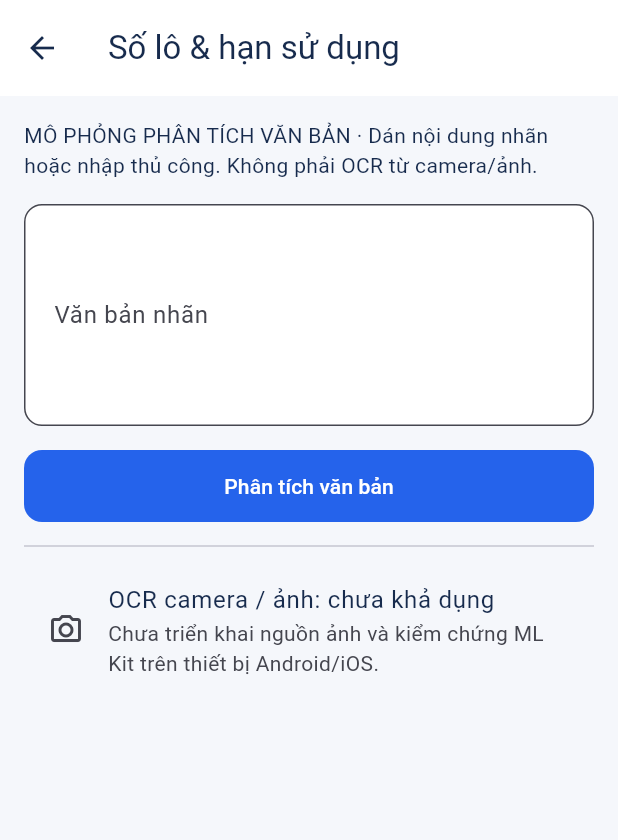
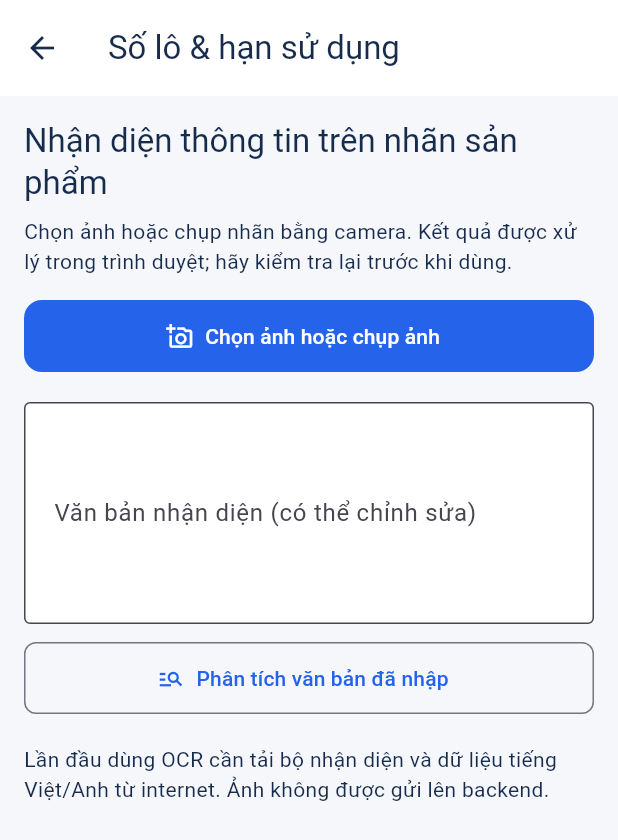
Before and after one commit to nhon2511/InventoryAssistant, a Flutter app: the OcrScanScreen screen opened by its route, on a phone screen of 412 x 824 dp. Shown: the top 840 px of the screen. Run offline on Flutter 3.47's test engine with Material 3 defaults, Android fonts, the phone set to English and light mode, and no system bars; our stand-ins replace equatable, fl_chart, flutter_dotenv, flutter_hooks, flutter_riverpod, fpdart and 12 more; missing offline and left inert: excel, mobile_scanner; accounts and stored records are empty; generated files the repository leaves out were written again.

Commit message:
fix(inbound): update OCR scan flow

```diff
--- a/lib/features/inbound/presentation/widgets/ocr_scan_screen.dart
+++ b/lib/features/inbound/presentation/widgets/ocr_scan_screen.dart
@@ -1,23 +1,121 @@
 import 'package:flutter/material.dart';
+import 'package:smart_wms/core/services/image_ocr_service.dart';
 import 'package:smart_wms/core/utils/ocr_text_extractor.dart';
 import 'package:smart_wms/core/widgets/scanner_back_button.dart';
 import 'package:smart_wms/core/widgets/workspace_layout.dart';
 
 class OcrScanScreen extends StatefulWidget {
-  const OcrScanScreen({super.key, this.onApply});
+  const OcrScanScreen({super.key, this.onApply, this.ocrService});
+
   final ValueChanged<Map<String, String>>? onApply;
+  final ImageOcrService? ocrService;
+
   @override
   State<OcrScanScreen> createState() => _OcrScanScreenState();
 }
 
 class _OcrScanScreenState extends State<OcrScanScreen> {
   final input = TextEditingController();
-  ({String? expiryDate, String? lotNumber})? result;
+  final lotNumber = TextEditingController();
+  final expiryDate = TextEditingController();
+  late final ImageOcrService ocrService;
+  String? previewUrl;
+  String? errorMessage;
+  String progressStatus = '';
+  double progress = 0;
+  bool isRecognizing = false;
+  bool hasResult = false;
+
+  @override
+  void initState() {
+    super.initState();
+    ocrService = widget.ocrService ?? createImageOcrService();
+  }
+
   @override
   void dispose() {
+    if (previewUrl case final url?) {
+      ocrService.revokePreview(url);
+    }
     input.dispose();
+    lotNumber.dispose();
+    expiryDate.dispose();
     super.dispose();
   }
+
+  Future<void> _chooseImage() async {
+    setState(() {
+      errorMessage = null;
+      isRecognizing = true;
+      progress = 0;
+      progressStatus = 'Đang mở ảnh…';
+      hasResult = false;
+    });
+
+    try {
+      final result = await ocrService.pickAndRecognize(
+        onProgress: (status, value) {
+          if (!mounted) return;
+          setState(() {
+            progressStatus = _localizedProgress(status);
+            progress = value.clamp(0, 1).toDouble();
+          });
+        },
+      );
+      if (!mounted) {
+        if (result != null) ocrService.revokePreview(result.previewUrl);
+        return;
+      }
+      if (result == null) return;
+
+      if (previewUrl case final oldUrl?) {
+        ocrService.revokePreview(oldUrl);
+      }
+      final extracted = OcrTextExtractor.extractAll(result.text);
+      setState(() {
+        previewUrl = result.previewUrl;
+        input.text = result.text;
+        lotNumber.text = extracted.lotNumber ?? '';
+        expiryDate.text = extracted.expiryDate ?? '';
+        hasResult = true;
+      });
+    } on Object {
+      if (mounted) {
+        setState(() {
+          errorMessage = 'Không nhận diện được ảnh. Hãy thử ảnh rõ hơn hoặc nhập thông tin thủ công.';
+        });
+      }
+    } finally {
+      if (mounted) setState(() => isRecognizing = false);
+    }
+  }
+
+  void _analyzeText() {
+    final extracted = OcrTextExtractor.extractAll(input.text);
+    setState(() {
+      lotNumber.text = extracted.lotNumber ?? '';
+      expiryDate.text = extracted.expiryDate ?? '';
+      hasResult = true;
+    });
+  }
+
+  void _applyResult() {
+    final values = <String, String>{};
+    final lot = lotNumber.text.trim();
+    final expiry = expiryDate.text.trim();
+    if (lot.isNotEmpty) values['lotNumber'] = lot;
+    if (expiry.isNotEmpty) values['expiryDate'] = expiry;
+    if (values.isNotEmpty) widget.onApply?.call(values);
+  }
+
+  String _localizedProgress(String status) => switch (status) {
+    'loading tesseract core' => 'Đang tải bộ nhận diện chữ…',
+    'loading language traineddata' =>
+      'Đang tải dữ liệu tiếng Việt và tiếng Anh…',
+    'initializing api' => 'Đang khởi tạo bộ nhận diện…',
+    'recognizing text' => 'Đang nhận diện chữ trong ảnh…',
+    _ => 'Đang chuẩn bị xử lý ảnh…',
+  };
 
   @override
   Widget build(BuildContext context) => Scaffold(
@@ -27,68 +125,111 @@ class _OcrScanScreenState extends State<OcrScanScreen> {
     ),
     body: Center(
       child: ConstrainedBox(
-        constraints: const BoxConstraints(maxWidth: 1200),
+        constraints: const BoxConstraints(maxWidth: 900),
         child: ListView(
           padding: workspacePadding(context),
           children: [
+            Text(
+              'Nhận diện thông tin trên nhãn sản phẩm',
+              style: Theme.of(context).textTheme.titleLarge,
+            ),
+            const SizedBox(height: 8),
             const Text(
-              'MÔ PHỎNG PHÂN TÍCH VĂN BẢN · Dán nội dung nhãn hoặc nhập thủ công. Không phải OCR từ camera/ảnh.',
+              'Chọn ảnh hoặc chụp nhãn bằng camera. Kết quả được xử lý trong trình duyệt; hãy kiểm tra lại trước khi dùng.',
             ),
             const SizedBox(height: 16),
+            FilledButton.icon(
+              onPressed: isRecognizing ? null : _chooseImage,
+              icon: const Icon(Icons.add_a_photo_outlined),
+              label: const Text('Chọn ảnh hoặc chụp ảnh'),
+            ),
+            if (isRecognizing) ...[
+              const SizedBox(height: 12),
+              LinearProgressIndicator(value: progress > 0 ? progress : null),
+              const SizedBox(height: 8),
+              Text(progressStatus),
+            ],
+            if (errorMessage case final message?) ...[
+              const SizedBox(height: 12),
+              Text(
+                message,
+                style: TextStyle(color: Theme.of(context).colorScheme.error),
+              ),
+            ],
+            if (previewUrl case final url?) ...[
+              const SizedBox(height: 16),
+              ClipRRect(
+                borderRadius: BorderRadius.circular(12),
+                child: Image.network(
+                  url,
+                  height: 260,
+                  fit: BoxFit.contain,
+                  errorBuilder: (context, error, stackTrace) => const SizedBox(
+                    height: 100,
+                    child: Center(
+                      child: Text('Không hiển thị được ảnh xem trước.'),
+                    ),
+                  ),
+                ),
+              ),
+            ],
+            const SizedBox(height: 20),
             TextField(
               controller: input,
               maxLines: 5,
               decoration: const InputDecoration(
-                labelText: 'Văn bản nhãn',
+                labelText: 'Văn bản nhận diện (có thể chỉnh sửa)',
                 hintText: 'LOT: ABC123\nHSD: 25/12/2027',
+                border: OutlineInputBorder(),
               ),
             ),
-            const SizedBox(height: 16),
-            FilledButton(
-              onPressed: () => setState(
-                () => result = OcrTextExtractor.extractAll(input.text),
+            const SizedBox(height: 12),
+            OutlinedButton.icon(
+              onPressed: isRecognizing ? null : _analyzeText,
+              icon: const Icon(Icons.manage_search),
+              label: const Text('Phân tích văn bản đã nhập'),
             ),
-              child: const Text('Phân tích văn bản'),
+            if (hasResult) ...[
+              const SizedBox(height: 20),
+              Text(
+                'Kiểm tra và chỉnh kết quả',
+                style: Theme.of(context).textTheme.titleMedium,
               ),
-            if (result != null)
-              Padding(
-                padding: const EdgeInsets.all(16),
-                child: Column(
-                  crossAxisAlignment: CrossAxisAlignment.start,
-                  children: [
-                    Text(
-                      'Số lô: ${result!.lotNumber ?? "Không tìm thấy"}\nChuỗi ngày nhận diện: ${result!.expiryDate ?? "Không tìm thấy"}\nCần kiểm tra ngày hợp lệ trước khi sử dụng. Chưa lưu dữ liệu.',
+              const SizedBox(height: 12),
+              TextField(
+                controller: lotNumber,
+                decoration: const InputDecoration(
+                  labelText: 'Số lô',
+                  border: OutlineInputBorder(),
                 ),
-                    if (widget.onApply != null &&
-                        (result!.lotNumber != null ||
-                            result!.expiryDate != null))
+              ),
+              const SizedBox(height: 12),
+              TextField(
+                controller: expiryDate,
+                decoration: const InputDecoration(
+                  labelText: 'Hạn sử dụng (kiểm tra định dạng/ngày hợp lệ)',
+                  border: OutlineInputBorder(),
+                ),
+              ),
+              const SizedBox(height: 8),
+              const Text('Kết quả chưa lưu phiếu và chưa cập nhật tồn kho.'),
+              if (widget.onApply != null)
                 Padding(
                   padding: const EdgeInsets.only(top: 12),
                   child: FilledButton.icon(
-                          onPressed: () {
-                            final values = <String, String>{};
-                            if (result!.lotNumber != null) {
-                              values['lotNumber'] = result!.lotNumber!;
-                            }
-                            if (result!.expiryDate != null) {
-                              values['expiryDate'] = result!.expiryDate!;
-                            }
-                            widget.onApply!(values);
-                          },
+                    onPressed:
+                        lotNumber.text.trim().isEmpty &&
+                            expiryDate.text.trim().isEmpty
+                        ? null
+                        : _applyResult,
                     icon: const Icon(Icons.playlist_add_check),
                     label: const Text('Dùng kết quả trong dòng nhập'),
                   ),
                 ),
             ],
-                ),
-              ),
-            const Divider(height: 32),
-            const ListTile(
-              leading: Icon(Icons.camera_alt_outlined),
-              title: Text('OCR camera / ảnh: chưa khả dụng'),
-              subtitle: Text(
-                'Chưa triển khai nguồn ảnh và kiểm chứng ML Kit trên thiết bị Android/iOS.',
-              ),
+            const SizedBox(height: 20),
+            const Text(
+              'Lần đầu dùng OCR cần tải bộ nhận diện và dữ liệu tiếng Việt/Anh từ internet. Ảnh không được gửi lên backend.',
             ),
           ],
         ),
```
Lines whose indentation alone changed are shown as unchanged.
